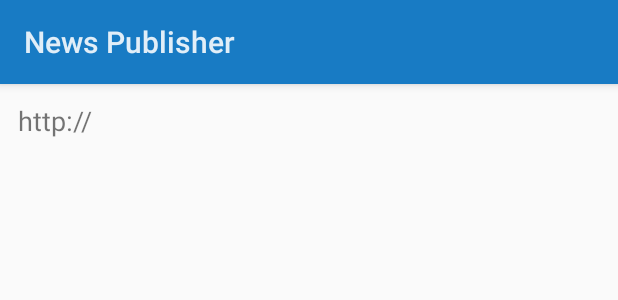
After one commit to liahoo/NewsPublisher, an Android app: the layout dialog_url.xml on its own in the app's theme, with its tools: preview values and no code run, on a phone screen of 412 x 824 dp. The commit adds this screen. Shown: the top 300 px of the screen. Run offline under Robolectric (Android 15) with nearby library versions, the phone set to English and light mode, and no system bars; network calls fail.

Commit message:
Make dialog text to be selectable for copy

```diff
--- /dev/null
+++ b/app/src/main/res/layout/dialog_url.xml
@@ -0,0 +1,16 @@
+<?xml version="1.0" encoding="utf-8"?>
+<LinearLayout xmlns:android="http://schemas.android.com/apk/res/android"
+    android:orientation="vertical" android:layout_width="match_parent"
+    android:layout_height="match_parent">
+
+    <TextView
+        android:padding="12dp"
+        android:id="@+id/textViewUrl"
+        android:layout_width="match_parent"
+        android:layout_height="wrap_content"
+        android:textSize="18sp"
+        android:textIsSelectable="true"
+        android:focusable="true"
+        android:longClickable="true"
+        android:text="http://" />
+</LinearLayout>
--- a/app/src/main/res/layout/item_card.xml
+++ b/app/src/main/res/layout/item_card.xml
@@ -24,7 +24,7 @@
             android:drawablePadding="10sp"
             android:textAllCaps="false"
             android:textAppearance="@android:style/TextAppearance.Material.Large"
-            android:textSize="28sp" />
+            android:textSize="28sp"/>
 
     </android.support.v7.widget.CardView>
 
```
Also changed, not shown: app/build.gradle (+4 -4 lines), app/src/main/java/com/appsflyer/support/publisher/AdDialog.kt (+4 -7 lines), app/src/main/java/com/appsflyer/support/publisher/DialogFactory.kt (added, +33 -0 lines), app/src/main/java/com/appsflyer/support/publisher/NewsActivity.kt (+2 -6 lines).
